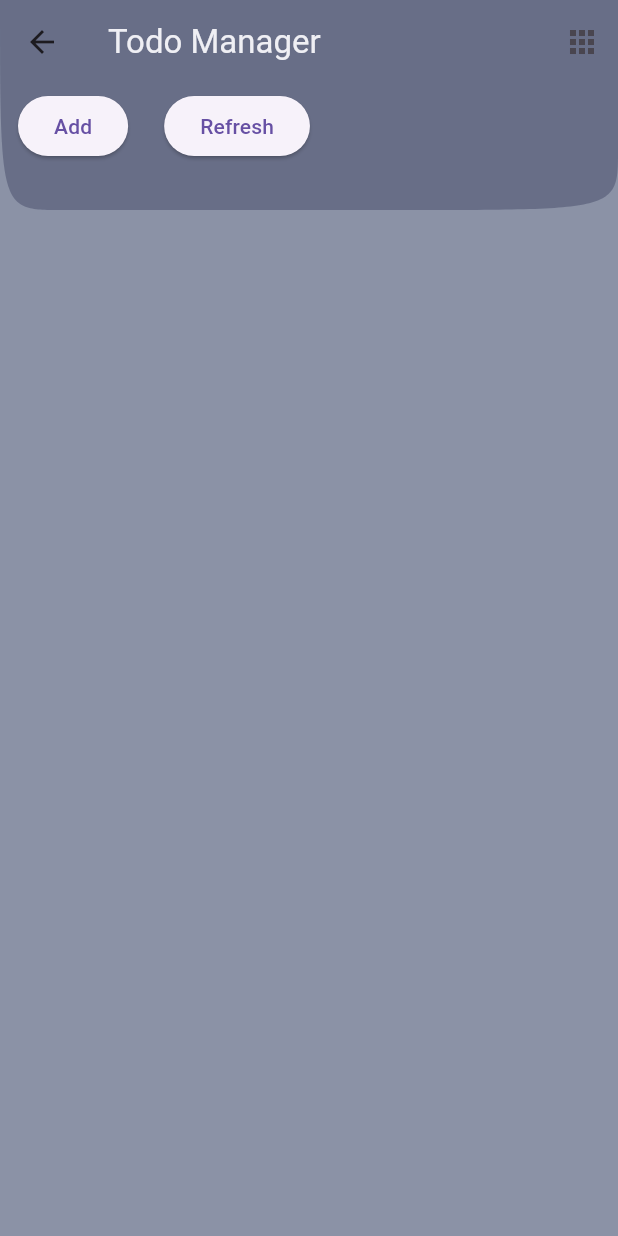
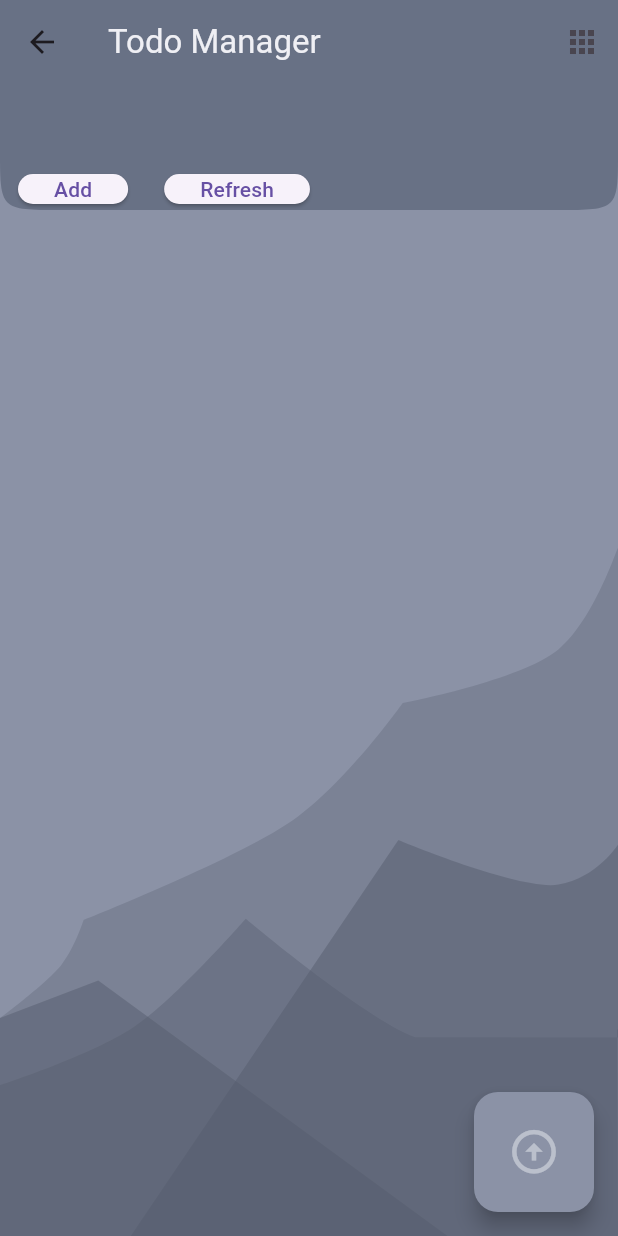
Before and after one commit to nvdrk/todo-manager, a Flutter app: the DataLayout screen opened directly with empty values, after a tap on "Add", on a phone screen of 412 x 824 dp. Run offline on Flutter 3.47's test engine with Material 2 defaults, Android fonts, the phone set to English and light mode, and no system bars; our stand-ins replace dio, equatable, freezed_annotation, hooks_riverpod; network calls fail.

Commit message:
use statenotifier

```diff
--- a/lib/data/api/repository/todo_repository.dart
+++ b/lib/data/api/repository/todo_repository.dart
@@ -5,7 +5,7 @@ import 'package:todo_manager/data/api/entities/todo.dart';
 class TodoRepository extends HttpClientInterface {
   TodoRepository({required super.baseURL});
 
-  Future<List<Todo>> getBlogPosts() async {
+  Future<List<Todo>> getTodos() async {
     try {
       final response = await get<String>('todos');
       return todoFromJson(response.json);
@@ -16,8 +16,8 @@ class TodoRepository extends HttpClientInterface {
 }
 
   abstract class Dependency {
-  static Provider<TodoRepository> get postRepository => postRepo;
+  static Provider<TodoRepository> get todoRepository => todoRepo;
   }
 
-  final postRepo = Provider<TodoRepository>(
+  final todoRepo = Provider<TodoRepository>(
   (ref) => TodoRepository(baseURL: 'https://jsonplaceholder.typicode.com/'));
--- a/lib/main.dart
+++ b/lib/main.dart
@@ -17,7 +17,8 @@ class MyApp extends StatelessWidget {
       title: 'Flutter Demo',
       theme: ThemeData(
         useMaterial3: true,
-        primarySwatch: greyTint
+        primarySwatch: greyTint,
+        iconTheme: IconThemeData(color: greyTint.shade800)
       ),
       home: const ProviderScope(child: TodoList()),
     );
--- /dev/null
+++ b/lib/presentation/shared/background_painter.dart
@@ -0,0 +1,157 @@
+import 'dart:ui' as ui;
+
+import 'package:flutter/material.dart';
+import 'package:flutter/rendering.dart';
+
+class BackgroundPainter extends SingleChildRenderObjectWidget {
+  const BackgroundPainter({
+    super.key,
+    this.color = const Color(0xff565d6e),
+    this.padding = EdgeInsets.zero,
+    super.child,
+  });
+
+  final Color color;
+
+  final EdgeInsets padding;
+
+  @override
+  RenderObject createRenderObject(BuildContext context) {
+    return RenderBackgroundPaint(color: color, padding: padding);
+  }
+
+  @override
+  void updateRenderObject(BuildContext context, covariant RenderObject renderObject) {
+    (renderObject as RenderBackgroundPaint)
+      ..color = color
+      ..padding = padding;
+  }
+
+  @override
+  void debugFillProperties(DiagnosticPropertiesBuilder properties) {
+    super.debugFillProperties(properties);
+    properties.add(DiagnosticsProperty<Color>('color', color));
+  }
+}
+
+class RenderBackgroundPaint extends RenderProxyBoxWithHitTestBehavior {
+  RenderBackgroundPaint({
+    required Color color,
+    required EdgeInsets padding,
+  })  : _color = color,
+        _padding = padding,
+        super(behavior: HitTestBehavior.opaque);
+
+  Color _color;
+  Color get color => _color;
+  set color(Color value) {
+    if (value == _color) {
+      return;
+    }
+    _color = value;
+    markNeedsPaint();
+  }
+
+  EdgeInsets _padding;
+  EdgeInsets get padding => _padding;
+  set padding(EdgeInsets value) {
+    if (_padding == value) return;
+    _padding = value;
+    markNeedsPaint();
+  }
+
+  @override
+  void paint(PaintingContext context, ui.Offset offset) {
+    if (size > Size.zero) {
+      final canvas = context.canvas
+        ..save()
+        ..translate(offset.dx + padding.left, offset.dy + padding.top);
+
+      _paintBackground(canvas);
+
+      canvas.restore();
+    }
+    if (child != null) {
+      context.paintChild(child!, offset);
+    }
+  }
+
+  void _paintBackground(Canvas canvas) {
+    final width = size.width;
+    final height = size.height;
+
+    final path0 = Path()
+      ..moveTo(0, height * .8781)
+      ..cubicTo(0, height * .8781, width * .1491, height * .8537, width * .2165,
+          height * .831)
+      ..cubicTo(width * .2839, height * .8084, width * .3976, height * .7433,
+          width * .3976, height * .7433)
+      ..cubicTo(width * .3976, height * .7433, width * .5886, height * .8235,
+          width * .6717, height * .8393)
+      ..cubicTo(width * .7548, height * .8552, width * .8179, height * .8527,
+          width * 8730, height * .8504)
+      ..cubicTo(width * .9281, height * .8481, width * .9982, height * .8329,
+          width * .9982, height * .8329)
+      ..lineTo(width, height)
+      ..lineTo(0, height)
+      ..close();
+
+    final paint0 = Paint()
+      ..style = PaintingStyle.fill
+      ..color = color.withOpacity(.4);
+    canvas.drawPath(path0, paint0);
+
+    final path1 = Path()
+      ..moveTo(0, height * .8735)
+      ..lineTo(0, height * .8237)
+      ..lineTo(width * .1590, height * .7932)
+      ..lineTo(width * .7241, height)
+      ..lineTo(0, height)
+      ..close();
+
+    final paint1 = Paint()
+      ..style = PaintingStyle.fill
+      ..color = color.withOpacity(0.5);
+    canvas.drawPath(path1, paint1);
+
+    final path2 = Path()
+      ..moveTo(0, height * .8237)
+      ..cubicTo(0, height * .8237, width * .0784, height * .7944, width * .0998,
+          height * .7803)
+      ..cubicTo(width * .1212, height * .7662, width * .1353, height * .7443,
+          width * .1353, height * .7443)
+      ..cubicTo(width * .1353, height * .7443, width * .3954, height * .6928,
+          width * .4805, height * .6612)
+      ..cubicTo(width * .5656, height * .6296, width * .6514, height * .5689,
+          width * .6514, height * .5689)
+      ..cubicTo(width * .6514, height * .5689, width * .8452, height * .5501,
+          width * .9035, height * .5255)
+      ..cubicTo(width * .9619, height * .5009, width * .9983, height * .4434,
+          width, height * .4434)
+      ..lineTo(width, height)
+      ..lineTo(0, height)
+      ..close();
+
+    final paint2 = Paint()
+      ..style = PaintingStyle.fill
+      ..color = color.withOpacity(0.3);
+    canvas.drawPath(path2, paint2);
+
+    final path3 = Path()
+      ..moveTo(width, height * .6833)
+      ..cubicTo(width, height * .6833, width * .9662, height * .7105,
+          width * .9035, height * .7157)
+      ..cubicTo(width * .8408, height * .7208, width * .64467, height * .6797,
+          width * .6446, height * .6797)
+      ..lineTo(width * .2115, height)
+      ..lineTo(width, height)
+      ..lineTo(width, height * .6778);
+
+    final paint3 = Paint()
+      ..style = PaintingStyle.fill
+      ..color = color.withOpacity(0.5);
+
+    canvas.drawPath(path3, paint3);
+
+  }
+}
--- a/lib/presentation/todo_list.dart
+++ b/lib/presentation/todo_list.dart
@@ -1,17 +1,22 @@
 import 'package:flutter/material.dart';
 import 'package:hooks_riverpod/hooks_riverpod.dart';
 import 'package:todo_manager/application/colors.dart';
+import 'package:todo_manager/presentation/shared/background_painter.dart';
 import '../data/api/entities/todo.dart';
 import '../provider/todo_provider.dart';
+
+
 
 class TodoList extends ConsumerWidget {
   const TodoList({Key? key}) : super(key: key);
 
   @override
   Widget build(BuildContext context, WidgetRef ref) {
-    final AsyncValue<List<Todo>> posts = ref.watch(todoProvider);
+
+    final AsyncValue<List<Todo>> posts = ref.watch(todoNotifierProvider);
 
     return SafeArea(
+      top: false,
       child: posts.when(
           data: (posts) => DataLayout(todos: posts),
           error: ErrorLayout.new,
@@ -20,41 +25,58 @@ class TodoList extends ConsumerWidget {
   }
 }
 
-class DataLayout extends ConsumerWidget {
+class DataLayout extends ConsumerStatefulWidget {
   const DataLayout({Key? key, required this.todos}) : super(key: key);
 
   final List<Todo> todos;
 
   @override
-  Widget build(BuildContext context, WidgetRef ref) {
+  ConsumerState<DataLayout> createState() => _DataLayoutState();
+}
+
+class _DataLayoutState extends ConsumerState<DataLayout> {
+
+  late ScrollController _controller;
+
+  @override
+  void initState() {
+    super.initState();
+    _controller = ScrollController();
+  }
+
+  @override
+  Widget build(BuildContext context) {
     return Scaffold(
       backgroundColor: greyTint.shade400,
-      body: CustomScrollView(
+      body: BackgroundPainter(
+        child: Stack(
+          children: [
+            CustomScrollView(
+              controller: _controller,
               slivers: [
                 SliverAppBar(
                   backgroundColor: greyTint.shade600,
-            forceElevated: true,
                   pinned: true,
                   shape: const ContinuousRectangleBorder(
-                borderRadius: BorderRadius.vertical(bottom: Radius.elliptical(40, 200))),
+                      borderRadius: BorderRadius.vertical(bottom: Radius.circular(40))),
                   title: Text("Todo Manager", style: TextStyle(color: greyTint.shade50),),
                   actions: [
-              IconButton(icon: Icon(Icons.apps), onPressed: () {}),
+                    IconButton(icon: const Icon(Icons.apps), onPressed: () {}),
                   ],
                   expandedHeight: 2.5 * kToolbarHeight,
                   flexibleSpace: Padding(
-              padding: const EdgeInsets.only(top: kToolbarHeight),
+                    padding: const EdgeInsets.only(top: kToolbarHeight * 2),
                     child: Padding(
                       padding: const EdgeInsets.all(4.0),
                       child: Row(
                         children: [
                           Padding(
                             padding: const EdgeInsets.only(left: 8.0, right: 16),
-                      child: ElevatedButton(child: Text("Add"), onPressed: () {}),
+                            child: ElevatedButton(child: const Text("Add"), onPressed: () {}),
                           ),
                           Padding(
                             padding: const EdgeInsets.only(left: 8.0, right: 16),
-                      child: ElevatedButton(child: Text("Refresh"), onPressed: () {}),
+                            child: ElevatedButton(child: const Text("Refresh"), onPressed: () {}),
                           ),
                         ],
                       ),
@@ -63,12 +85,32 @@ class DataLayout extends ConsumerWidget {
                 ),
                 SliverList(
                   delegate: SliverChildBuilderDelegate(
-                childCount: todos.length,
+                      childCount: widget.todos.length,
                       (_, int index) {
-              return ItemListTile(todo: todos[index]);
+                    return ItemListTile(todo: widget.todos[index]);
                   }),
                 )
               ],
+            ),
+            Padding(
+              padding: const EdgeInsets.all(16.0),
+              child: Align(
+                alignment: Alignment.bottomRight,
+                  child: SizedBox(
+                    height: 80,
+                    width: 80,
+                    child: FloatingActionButton(
+                      backgroundColor: greyTint.shade400,
+                        child: Icon(
+                            Icons.arrow_circle_up,
+                          color: greyTint.shade200,
+                          size: 35,
+                        ),
+                        onPressed: () => _controller.animateTo(0, duration: const Duration(milliseconds: 1000), curve: Curves.ease)),
+                  )),
+            ),
+          ],
+        ),
       ),
     );
   }
--- a/lib/provider/todo_provider.dart
+++ b/lib/provider/todo_provider.dart
@@ -1,11 +1,46 @@
-import 'dart:async';
-
 import 'package:hooks_riverpod/hooks_riverpod.dart';
 import 'package:todo_manager/data/api/repository/todo_repository.dart';
-
-import '../data/api/entities/todo.dart';
+import 'package:todo_manager/data/api/entities/todo.dart';
 
 final todoProvider = FutureProvider<List<Todo>>((ref) async {
-  final todoList = await TodoRepository(baseURL: 'https://jsonplaceholder.typicode.com/').getBlogPosts();
+  final todoList = await ref.read(Dependency.todoRepository).getTodos();
   return todoList;
 });
+
+final todoNotifierProvider = StateNotifierProvider<TodoNotifier, AsyncValue<List<Todo>>>((ref) {
+  return TodoNotifier(ref);
+});
+
+class TodoNotifier extends StateNotifier<AsyncValue<List<Todo>>> {
+  TodoNotifier(this.ref)
+      : super(const AsyncValue.loading()) {
+    loadTodos();
+  }
+
+  final Ref ref;
+
+  void loadTodos() async {
+    state = const AsyncLoading();
+    final todoList = ref.watch(todoProvider);
+    state = todoList;
+  }
+
+  void addTodo(String text) async {
+    final todoList = state.value ?? [];
+    final lastId = state.value?.last.id ?? 0;
+    final todo = Todo(
+        userId: state.value?.first.userId ?? 0,
+        id: lastId + 1,
+        title: text,
+        completed: false,
+    );
+    todoList.add(todo);
+    state = AsyncData(todoList);
+
+  }
+
+  void toggleCheckMArk() async {
+
+  }
+
+}
```
Lines whose indentation alone changed are shown as unchanged.
